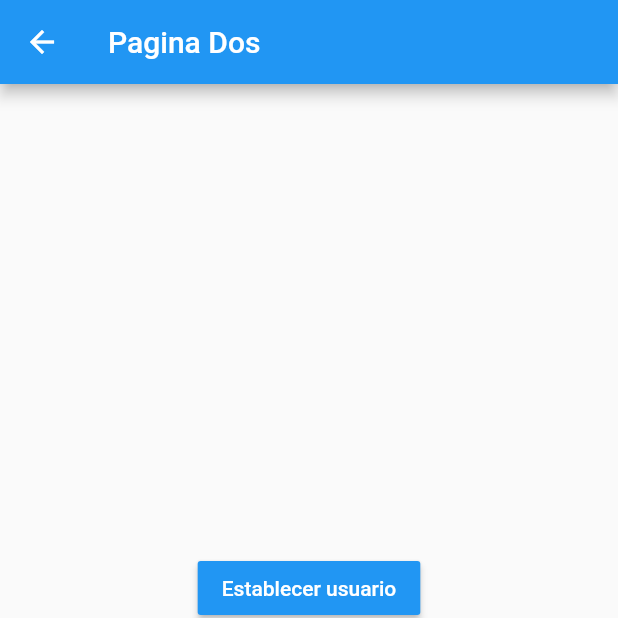
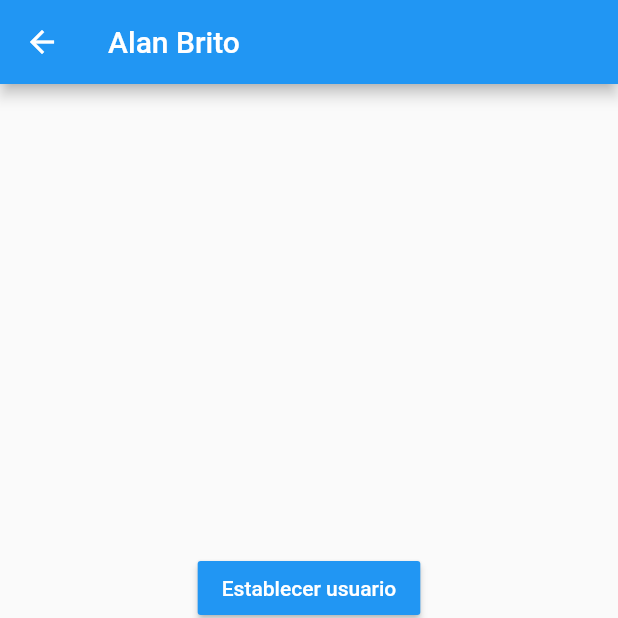
Before and after one commit to fmontalvoo/states_app, a Flutter app: the PageTwo screen opened by its route, after a tap on "Establecer usuario", on a phone screen of 412 x 824 dp, the top half of it. Run offline on Flutter 3.47's test engine with Material 2 defaults, Android fonts, the phone set to English and light mode, and no system bars; accounts and stored records are empty.

Commit message:
Listo provider.
Signed-off-by: Frank Montalvo Ochoa <fmontalvoo@ups.edu.ec>

```diff
--- a/lib/pages/page_one.dart
+++ b/lib/pages/page_one.dart
@@ -60,7 +60,8 @@ class UserInfo extends StatelessWidget {
                   style:
                       TextStyle(fontSize: 18.0, fontWeight: FontWeight.bold)),
               Divider(),
-              ListTile(title: Text('Profesion')),
+              for (String profesion in user.profesiones)
+                ListTile(title: Text(profesion))
             ],
           ),
         ));
--- a/lib/pages/page_two.dart
+++ b/lib/pages/page_two.dart
@@ -8,9 +8,11 @@ import 'package:states_app/services/user_service.dart';
 class PageTwo extends StatelessWidget {
   @override
   Widget build(BuildContext context) {
+    final userService = context.watch<UserService>();
+
     return Scaffold(
       appBar: AppBar(
-        title: Text('Pagina Dos'),
+        title: Text(userService.user?.nombre ?? 'Pagina Dos'),
       ),
       body: Center(
           child: Column(
@@ -21,23 +23,27 @@ class PageTwo extends StatelessWidget {
             color: Colors.blue,
             textColor: Colors.white,
             onPressed: () {
-              final userService = context.read<UserService>();
-              // final userService = Provider.of<UserService>(context, listen: false);
-              userService.user =
-                  new User(nombre: 'Alan Brito', edad: 24, profesiones: []);
+              userService.user = new User(
+                  nombre: 'Alan Brito',
+                  edad: 24,
+                  profesiones: ['Ingeniero de Sistemas', 'Filosofo']);
             },
           ),
           MaterialButton(
             child: Text('Cambiar edad'),
             color: Colors.blue,
             textColor: Colors.white,
-            onPressed: context.read<UserService>().cambiarEdad,
+            onPressed: userService.cambiarEdad,
+            // onPressed: context.read<UserService>().cambiarEdad,
           ),
           MaterialButton(
             child: Text('Agregar profesion'),
             color: Colors.blue,
             textColor: Colors.white,
-            onPressed: () {},
+            onPressed: () {
+              userService
+                  .agregarProfesiones(['Programador', 'Full stack developer']);
+            },
           ),
         ],
       )),
--- a/lib/services/user_service.dart
+++ b/lib/services/user_service.dart
@@ -24,5 +24,10 @@ class UserService with ChangeNotifier {
     notifyListeners();
   }
 
+  void agregarProfesiones(List<String> profesiones) {
+    this._user.profesiones.addAll(profesiones);
+    notifyListeners();
+  }
+
   bool get userExists => (this._user != null);
 }
```
